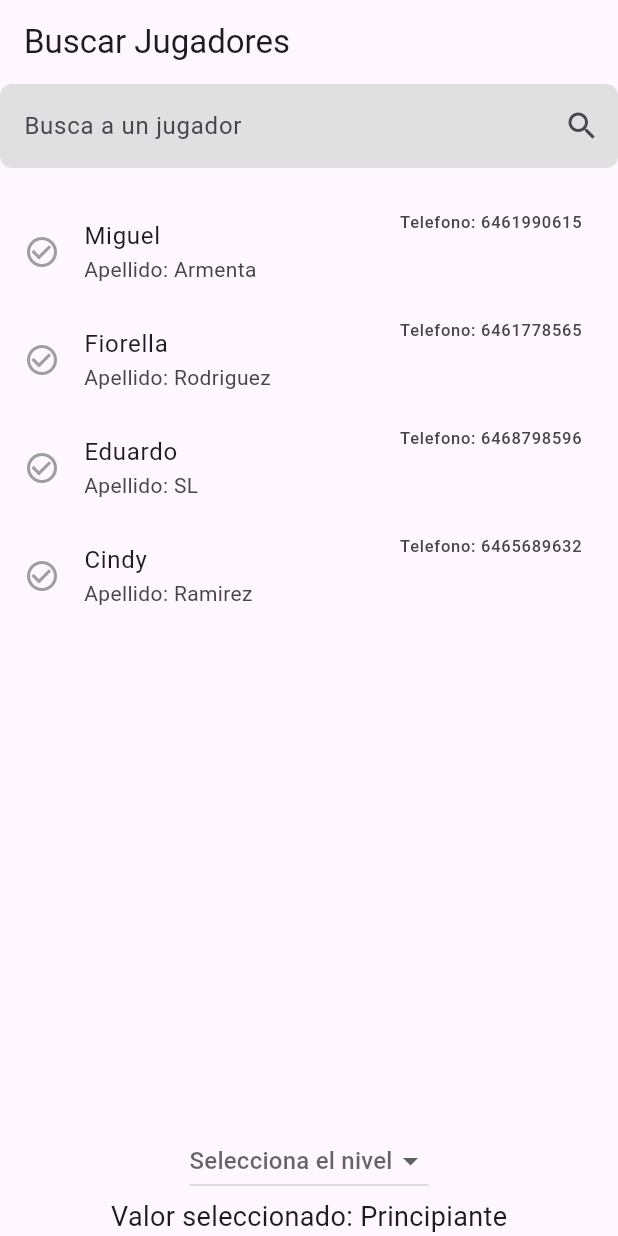
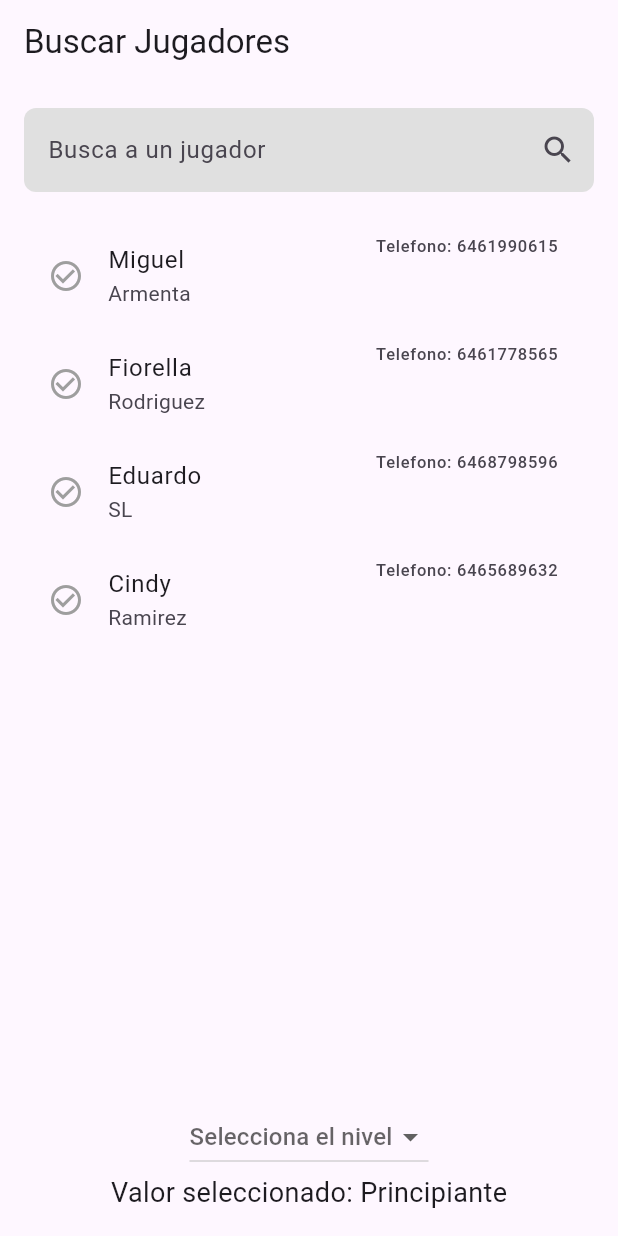
Before and after one commit to fiorellam/Flutter_WolfGame, a Flutter app: the screen it shows after launch, on a phone screen of 412 x 824 dp. Run offline on Flutter 3.47's test engine with Material 3 defaults, Android fonts, the phone set to English and light mode, and no system bars.

Commit message:
Agregando la columna a un contenerdor para darle margenes

```diff
--- a/lib/presentation/home_screen.dart
+++ b/lib/presentation/home_screen.dart
@@ -70,7 +70,9 @@ class _HomeScreenState extends State<HomeScreen>{
       appBar: AppBar(
         title: Text('Buscar Jugadores'),
       ),
-      body: Column(
+      body: Container(
+        margin: const EdgeInsets.all(16.0), //16 px en todos los lados
+        child: Column(
           children: [
             // Usamos el widget SearchBar
             SearchBar2(items: _players.map((player) => player.name).toList(), onFilter: _onFilter),
@@ -94,7 +96,7 @@ class _HomeScreenState extends State<HomeScreen>{
                         // Text("Rol: Lobo")
                       ],
                     ),
-                  subtitle:Text("Apellido: ${player.last_name}") ,
+                    subtitle:Text(player.last_name) ,
                     onTap: () => _onSelectPlayer(player), // Maneja la selección
                   );
                 },
@@ -104,6 +106,7 @@ class _HomeScreenState extends State<HomeScreen>{
             Text("Valor seleccionado: $_selectedValue", style: const TextStyle(fontSize: 18)),
           ],
         ),
+      ),
     );
   }
 }
```
Lines whose indentation alone changed are shown as unchanged.
